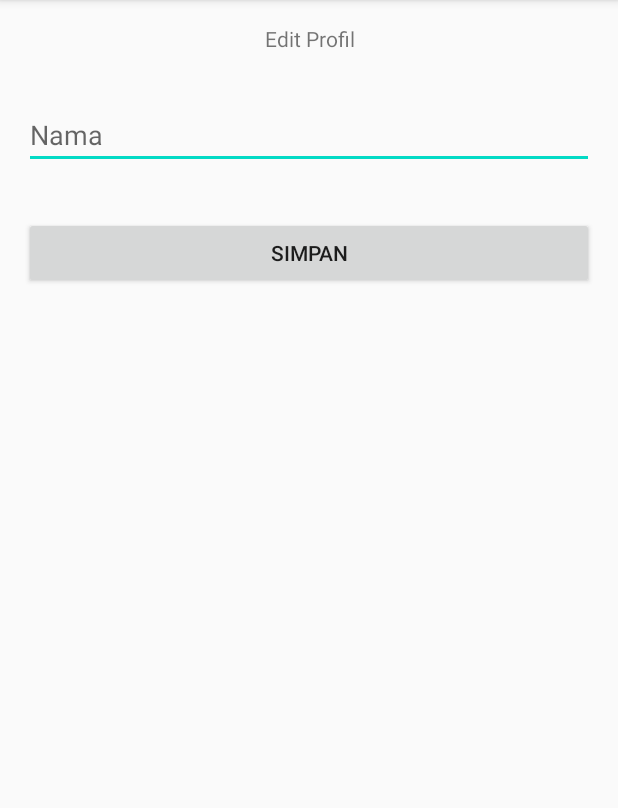
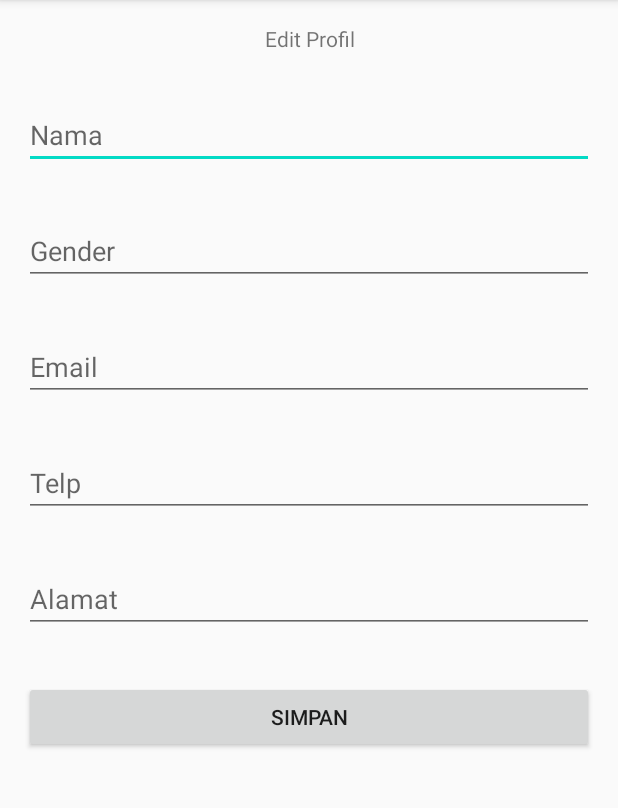
Before and after one commit to tutikqomariah/project-kotlin, an Android app: the EditProfilActivity screen opened directly, with no data from a screen before it, on a phone screen of 412 x 824 dp, the part 84-892 px from its top. Run offline under Robolectric (Android 15) with nearby library versions, the phone set to English and light mode, and no system bars.

Commit message:
Melengkapi Edit Profil Activity

```diff
--- a/app/src/main/java/com/tutik/project_kotlin/EditProfilActivity.kt
+++ b/app/src/main/java/com/tutik/project_kotlin/EditProfilActivity.kt
@@ -13,8 +13,15 @@ class EditProfilActivity : AppCompatActivity() {
     //menerima data yang dikirimkan dari ProfilActivity.kt
         val intentData = intent.extras
         val namaUser = intentData?.getString("nama")
-    //set edittext dengan data yang dikirimkan tadi
+        val genderUser = intentData?.getString("gender")
+        val emailUser = intentData?.getString("email")
+        val telpUser = intentData?.getString("telp")
+        val alamatUser = intentData?.getString("alamat")
         edtProfilName.setText(namaUser)
+        edtProfilGender.setText(genderUser)
+        edtProfilEmail.setText(emailUser)
+        edtProfilTelp.setText(telpUser)
+        edtProfilAlamat.setText(alamatUser)
     //memberikan action click ke tombol Simpan
         btnEditSave.setOnClickListener { saveData() }
     }
@@ -22,13 +29,21 @@ class EditProfilActivity : AppCompatActivity() {
     private fun saveData(){
 
         val namaEdit = edtProfilName.text.toString()
-        if (!namaEdit.isEmpty()) {
+        val genderEdit = edtProfilGender.text.toString()
+        val emailEdit = edtProfilEmail.text.toString()
+        val telpEdit = edtProfilTelp.text.toString()
+        val alamatEdit = edtProfilAlamat.text.toString()
+        if (!namaEdit.isEmpty() || !genderEdit.isEmpty() || !emailEdit.isEmpty() || !telpEdit.isEmpty() || !alamatEdit.isEmpty()) {
     //jika editText namaEdit tidak kosong, maka kirimkan value nya ke ProfilActivity, dan beri tanda RESULT_OK
             val result = Intent()
             result.putExtra("nama", namaEdit)
+            result.putExtra("gender", genderEdit)
+            result.putExtra("email", emailEdit)
+            result.putExtra("telp", telpEdit)
+            result.putExtra("alamat", alamatEdit)
             setResult(Activity.RESULT_OK, result)
         } else {
-    //jika editText namaEdit kosong, maka kirimkan tanda RESULT_CANCELED
+            //jika editText namaEdit kosong, maka kirimkan tanda RESULT_CANCELED
             setResult(Activity.RESULT_CANCELED)
         }
         finish()
--- a/app/src/main/res/layout/activity_edit_profil.xml
+++ b/app/src/main/res/layout/activity_edit_profil.xml
@@ -17,6 +17,30 @@
         android:layout_height="wrap_content"
         android:layout_margin="16dp"
         android:hint="Nama"/>
+    <EditText
+        android:id="@+id/edtProfilGender"
+        android:layout_width="match_parent"
+        android:layout_height="wrap_content"
+        android:layout_margin="16dp"
+        android:hint="Gender"/>
+    <EditText
+        android:id="@+id/edtProfilEmail"
+        android:layout_width="match_parent"
+        android:layout_height="wrap_content"
+        android:layout_margin="16dp"
+        android:hint="Email"/>
+    <EditText
+        android:id="@+id/edtProfilTelp"
+        android:layout_width="match_parent"
+        android:layout_height="wrap_content"
+        android:layout_margin="16dp"
+        android:hint="Telp"/>
+    <EditText
+        android:id="@+id/edtProfilAlamat"
+        android:layout_width="match_parent"
+        android:layout_height="wrap_content"
+        android:layout_margin="16dp"
+        android:hint="Alamat"/>
     <Button
         android:id="@+id/btnEditSave"
         android:layout_width="match_parent"
--- a/app/src/main/res/layout/activity_profil.xml
+++ b/app/src/main/res/layout/activity_profil.xml
@@ -146,7 +146,7 @@
                 android:layout_width="match_parent"
                 android:layout_height="wrap_content"
                 android:layout_margin="16dp"
-                android:text="EDIT NAMA"/>
+                android:text="EDIT PROFIL"/>
             <Button
                 android:id="@+id/btnCall"
                 android:layout_width="match_parent"
--- a/build.gradle
+++ b/build.gradle
@@ -6,7 +6,7 @@ buildscript {
         jcenter()
     }
     dependencies {
-        classpath "com.android.tools.build:gradle:4.0.1"
+        classpath 'com.android.tools.build:gradle:4.1.0'
         classpath "org.jetbrains.kotlin:kotlin-gradle-plugin:$kotlin_version"
 
         // NOTE: Do not place your application dependencies here; they belong
```
Also changed, not shown: app/src/main/java/com/tutik/project_kotlin/ProfilActivity.kt (+18 -2 lines), gradle/wrapper/gradle-wrapper.properties.
